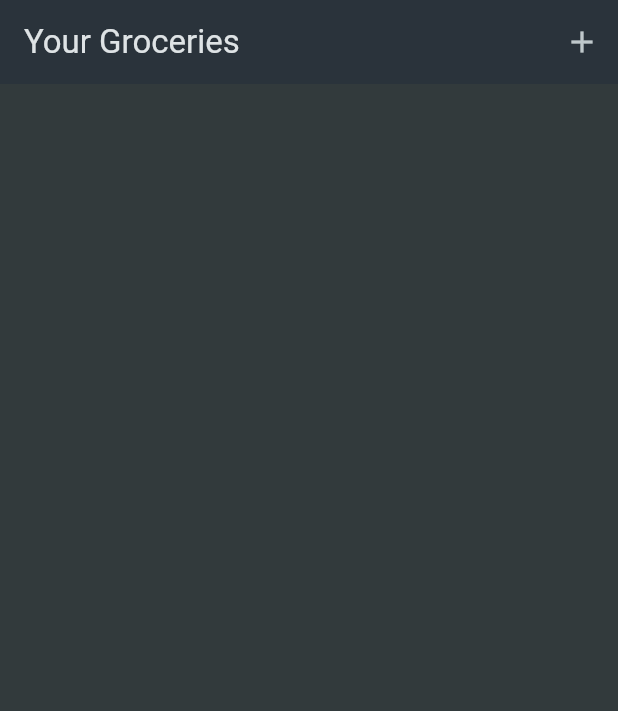
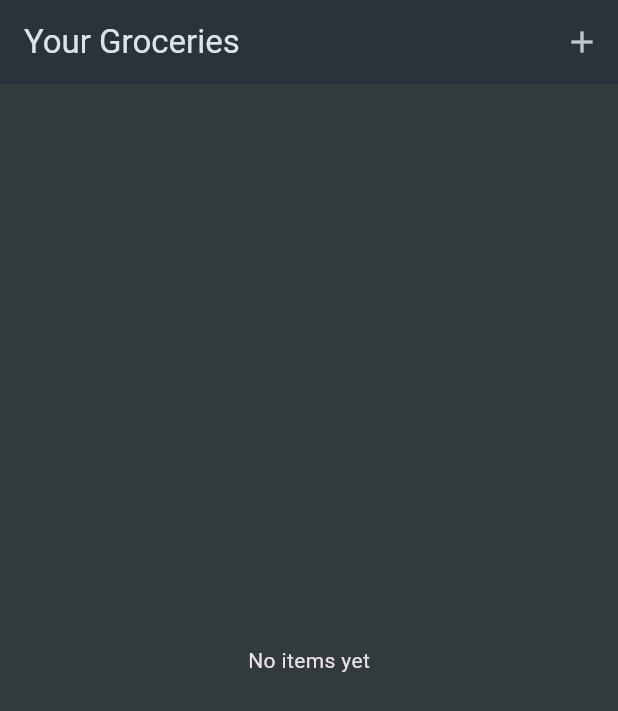
Before and after one commit to agata-miko/tcg_shopping_list, a Flutter app: the screen it shows after launch, on a phone screen of 412 x 824 dp. Shown: the top 711 px of the screen. Run offline on Flutter 3.47's test engine with Material 3 defaults, Android fonts, the phone set to English and light mode, and no system bars.

Commit message:
Final code for section 11, my solution to the last challenge (removing the items by swiping and info when the list is empty) - not according to the course! (215)

```diff
--- a/lib/screens/main_screen.dart
+++ b/lib/screens/main_screen.dart
@@ -39,9 +39,17 @@ class _MainScreenState extends State<MainScreen> {
             ),
           ],
         ),
-      body: ListView.builder(
+        body: _groceryItems.isEmpty
+            ? const Center(child: Text('No items yet'))
+            : ListView.builder(
     itemCount: _groceryItems.length,
-        itemBuilder: (context, index) => ListTile(
+        itemBuilder: (context, index)
+    =>
+        Dismissible(
+          key: ValueKey(_groceryItems[index].id),
+          background: Container(color: Colors.red.withOpacity(0.2),),
+          onDismissed: (direction) {_groceryItems.removeAt(index);},
+          child: ListTile(
             title: Text(_groceryItems[index].name),
             leading: Icon(
               Icons.square,
@@ -49,7 +57,10 @@ class _MainScreenState extends State<MainScreen> {
             ),
             trailing: Text((_groceryItems[index].quantity).toString()),
           ),
-      ),
+        )
+    ,
+    )
+    ,
     );
   }
 }
```
Lines whose indentation alone changed are shown as unchanged.
